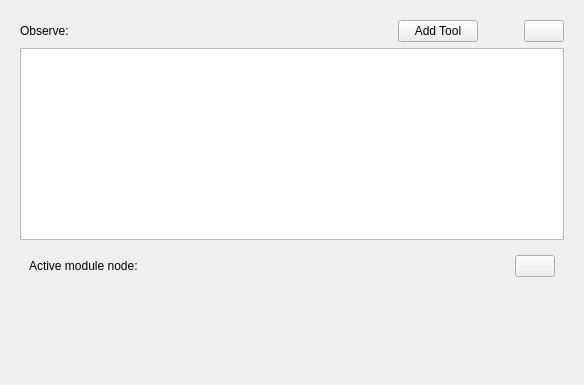
This is ToolWatchdog/Resources/UI/qSlicerToolWatchdogModuleWidget.ui in SlicerIGT/SlicerIGT as Qt 5 draws it before an edit. The edited form follows.
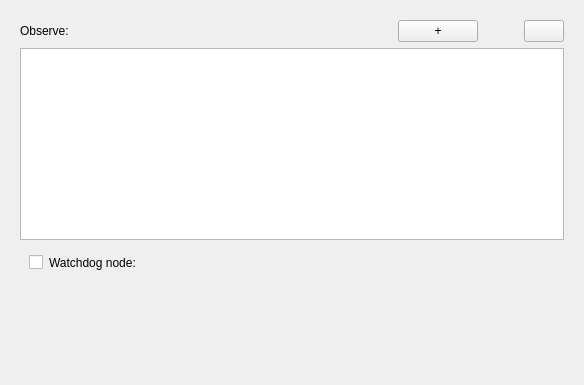
This is the edited form. Custom widgets are drawn as their Qt base class.

Commit message: re SlicerIGT/SlicerIGT#18 all toolbars updating correctly

```diff
--- a/ToolWatchdog/Resources/UI/qSlicerToolWatchdogModuleWidget.ui
+++ b/ToolWatchdog/Resources/UI/qSlicerToolWatchdogModuleWidget.ui
@@ -85,7 +85,7 @@
            </sizepolicy>
           </property>
           <property name="text">
-           <string>Add Tool</string>
+           <string>+</string>
           </property>
          </widget>
         </item>
@@ -121,7 +121,7 @@
         <layout class="QVBoxLayout" name="verticalLayout_5">
          <item>
           <layout class="QGridLayout" name="gridLayout_2">
-           <item row="0" column="0">
+           <item row="1" column="1">
             <widget class="QLabel" name="label_4">
              <property name="sizePolicy">
               <sizepolicy hsizetype="Fixed" vsizetype="Preferred">
@@ -130,27 +130,11 @@
               </sizepolicy>
              </property>
              <property name="text">
-              <string>Active module node: </string>
+              <string>Watchdog node: </string>
              </property>
             </widget>
            </item>
-           <item row="0" column="2">
-            <widget class="QPushButton" name="VisibilityButton">
-             <property name="sizePolicy">
-              <sizepolicy hsizetype="Fixed" vsizetype="Fixed">
-               <horstretch>0</horstretch>
-               <verstretch>0</verstretch>
-              </sizepolicy>
-             </property>
-             <property name="toolTip">
-              <string>Toggle fiducial list visibility.</string>
-             </property>
-             <property name="text">
-              <string/>
-             </property>
-            </widget>
-           </item>
-           <item row="0" column="1">
+           <item row="1" column="2">
             <widget class="qMRMLNodeComboBox" name="ModuleNodeComboBox" native="true">
              <property name="enabled">
               <bool>true</bool>
@@ -168,6 +152,22 @@
              </property>
             </widget>
            </item>
+           <item row="1" column="0">
+            <widget class="QCheckBox" name="VisibilityButton">
+             <property name="sizePolicy">
+              <sizepolicy hsizetype="Fixed" vsizetype="Fixed">
+               <horstretch>0</horstretch>
+               <verstretch>0</verstretch>
+              </sizepolicy>
+             </property>
+             <property name="toolTip">
+              <string>Toggle fiducial list visibility.</string>
+             </property>
+             <property name="text">
+              <string/>
+             </property>
+            </widget>
+           </item>
           </layout>
          </item>
         </layout>
```
The commit also changes 2 other files.
